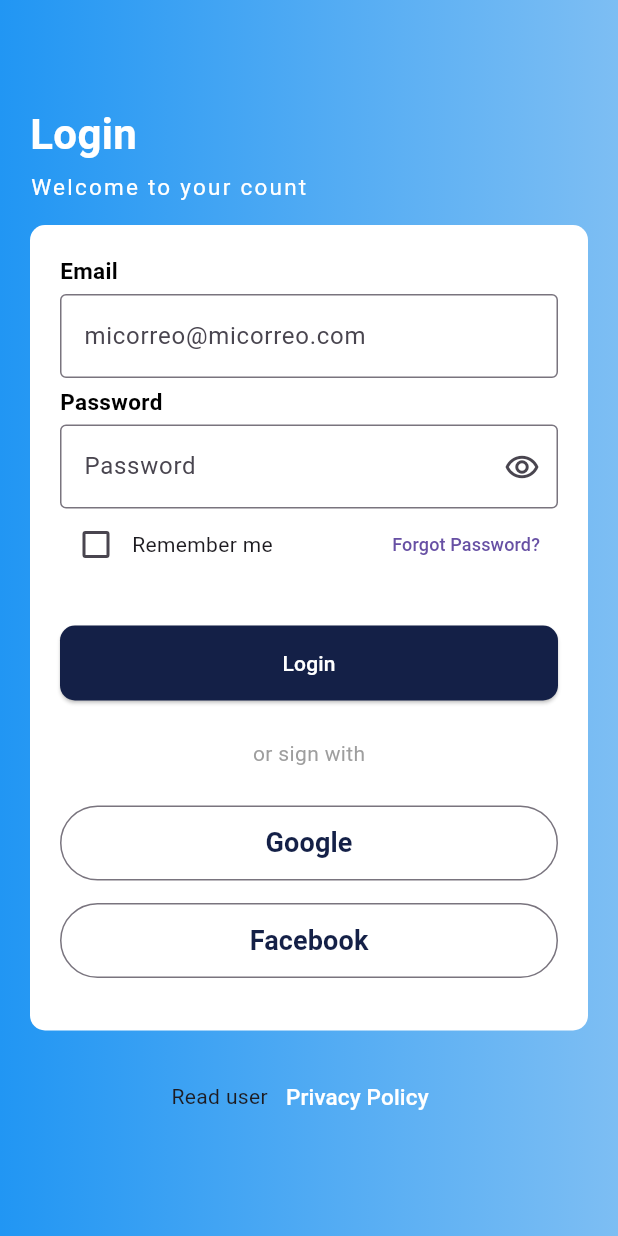
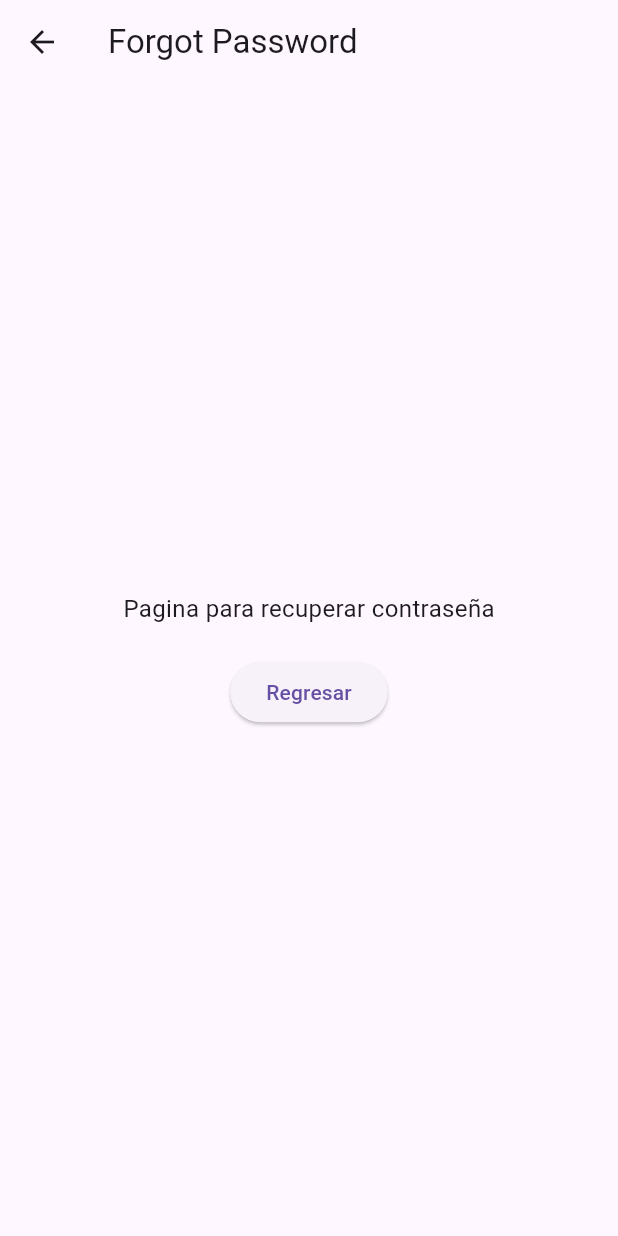
Before and after one commit to Abril12Sanchez/countertest-Contador-con-Flutter-, a Flutter app: the screen it shows after launch, after a tap on "Forgot Password?", on a phone screen of 412 x 824 dp. Run offline on Flutter 3.47's test engine with Material 3 defaults, Android fonts, the phone set to English and light mode, and no system bars.

Commit message:
Pagina para recuperar contraseña

```diff
--- a/lib/pages/login_page.dart
+++ b/lib/pages/login_page.dart
@@ -174,42 +174,95 @@ class _DatosState extends State<Datos> {
 
 // si va a tener funcionamiento  statefulW
 
+
 class Remember extends StatefulWidget {
-  const Remember({super.key});
+  const Remember({Key? key}) : super(key: key);
 
   @override
   State<Remember> createState() => _RememberState();
 }
 
 class _RememberState extends State<Remember> {
-  bool checked=false;
+  bool checked = false;
+
   @override
   Widget build(BuildContext context) {
     return Row(
       children: [
-        Checkbox(value: checked,
-        onChanged: (value) => {
-          setState((){
-          checked==false?checked=true: checked=false;
-          }),
+        Checkbox(
+          value: checked,
+          onChanged: (value) {
+            setState(() {
+              checked = value ?? false;
+            });
+          },
+        ),
+        const Text('Remember me'),
+        const Spacer(),
+        TextButton(
+          onPressed: () {
+            // Navegar a la página de "forgot password"
+            Navigator.of(context).push(
+              MaterialPageRoute(
+                builder: (context) => ForgotPasswordPage(),
+              ),
+            );
+          },
+          child: const Text(
+            'Forgot Password?',
+            style: TextStyle(fontSize: 12),
+          ),
+        ),
+      ],
+    );
+  }
+}
 
-        },
+// Nueva página para "forgot password"
+class ForgotPasswordPage extends StatelessWidget {
+  const ForgotPasswordPage({Key? key}) : super(key: key);
 
+  @override
+  Widget build(BuildContext context) {
+    return Scaffold(
+      appBar: AppBar(
+        title: const Text('Forgot Password'),
+      ),
+      body: Center(
+        child: Column( // Utilizamos un Column para tener múltiples hijos
+          mainAxisAlignment: MainAxisAlignment.center,
+          children: [
+           const Text(
+              'Pagina para recuperar contraseña',
+              style: TextStyle(fontSize: 16), // Ajusta el tamaño del texto según tus necesidades
+            ),
+            const SizedBox(height: 20), // Espacio entre los elementos
+            ElevatedButton(
+              onPressed: () {
+                // Navegar hacia atrás cuando se presiona el botón de "Volver"
+                Navigator.of(context).pop();
+              },
+              child: const Text('Regresar'),
+            ),
+          ],
         ),
-
-       const Text ('Remember me'),
-       const Spacer(),
-        TextButton(
-          onPressed: ()=>{},
-          child: const Text('Forgot Password?', style: TextStyle(fontSize: 12),),
-        ),
+      ),
+    );
+  }
+}
 
 
-      ],
-    );
+void main() {
+  runApp(MaterialApp(
+    home: Scaffold(
+      appBar: AppBar(
+        title: const Text('Remember Checkbox'),
+      ),
+      body: const Remember(),
+    ),
+  ));
+}
 
-  }
-}
 
 // class Botones extends StatefulWidget {
 //   const Botones({super.key});
```
